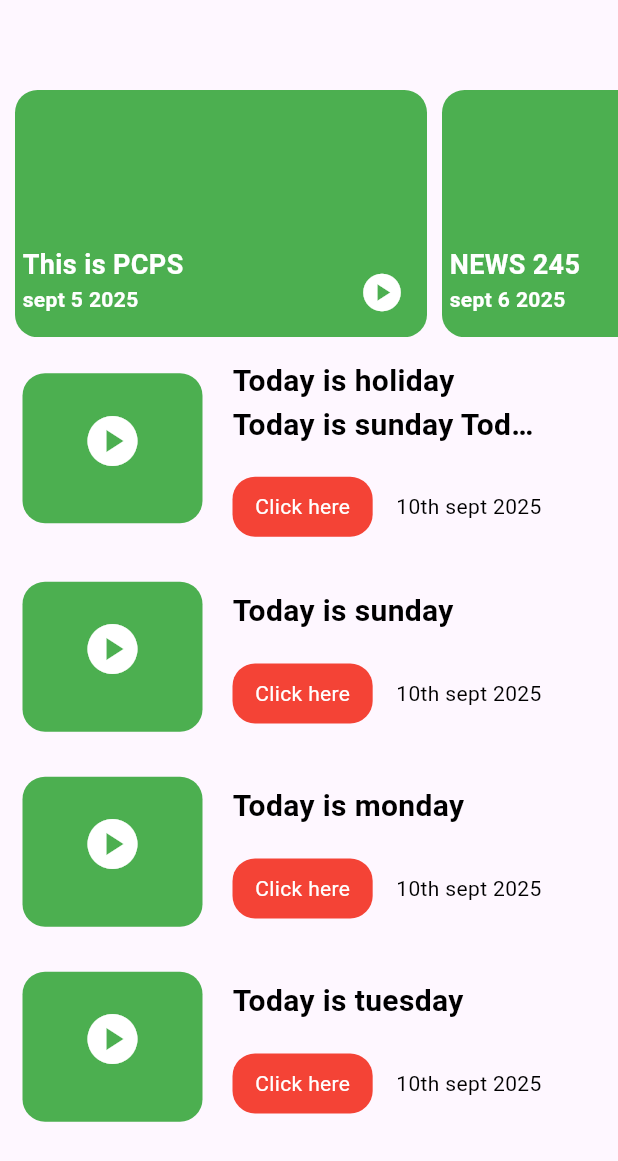
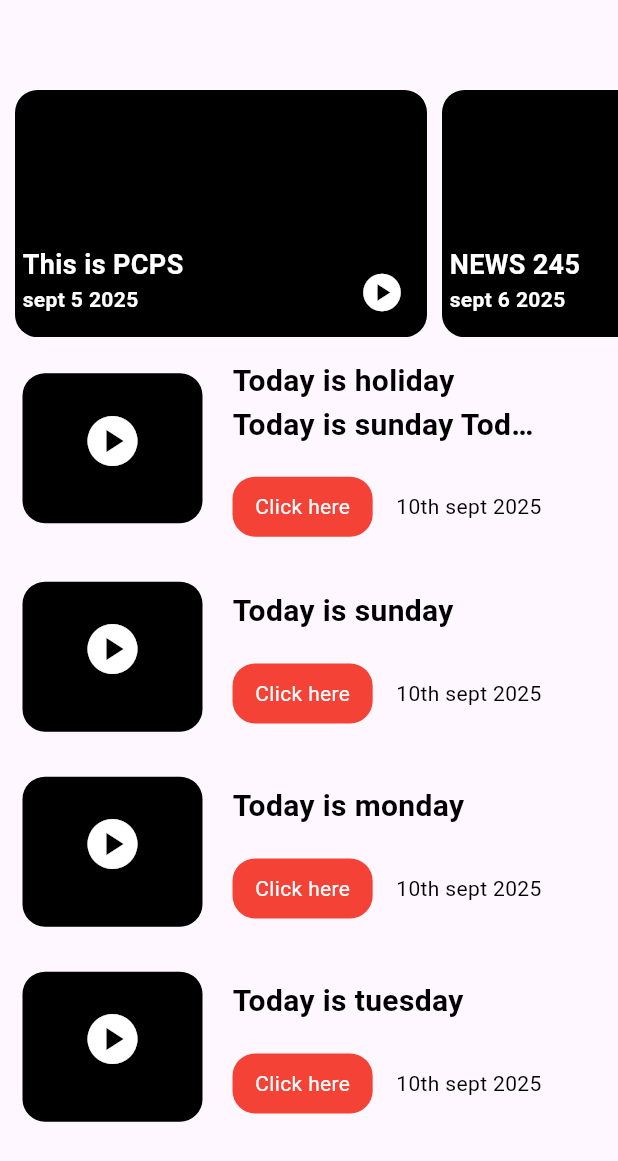
Before and after one commit to 1bishal1/flutterproject, a Flutter app: the dashboard screen opened directly, on a phone screen of 412 x 824 dp. Shown: the top 1161 px of the screen. Run offline on Flutter 3.47's test engine with Material 3 defaults, Android fonts, the phone set to English and light mode, and no system bars.

```diff
--- a/lib/dashboard.dart
+++ b/lib/dashboard.dart
@@ -1,4 +1,6 @@
 import 'package:flutter/material.dart';
+
+import 'detailPage.dart';
 
 class dashboard extends StatefulWidget {
   const dashboard({super.key});
@@ -10,14 +12,22 @@ class dashboard extends StatefulWidget {
 class _dashboardState extends State<dashboard> {
 
   horizontalcard(size,heading,date){
-    return Stack(
+    return GestureDetector(
+      onTap: (){
+            Navigator.of(context).push(
+              MaterialPageRoute<void>(
+                builder:(context)=>detailPage(),
+              ),
+            );
+      },
+      child: Stack(
         children: [
           Container(
             height: size.height/5,
             width: size.width/1.5,
             margin: EdgeInsets.only(left: 10),
             decoration: BoxDecoration(
-              color: Colors.green,
+                color: Colors.black,
                 borderRadius: BorderRadius.circular(15)
             ),
           ),
@@ -40,6 +50,7 @@ class _dashboardState extends State<dashboard> {
                 Icons.play_circle,color: Colors.white,size: 30,
               ))
         ],
+      ),
     );
   }
 
@@ -55,7 +66,7 @@ class _dashboardState extends State<dashboard> {
                 height: 100,
                 width: 120,
                 margin: EdgeInsets.only(right: 20),
-                decoration: BoxDecoration(color: Colors.green,
+                decoration: BoxDecoration(color: Colors.black,
                     borderRadius: BorderRadius.circular(15)
                 ),
               ),
--- a/lib/main.dart
+++ b/lib/main.dart
@@ -21,7 +21,7 @@ class MyApp extends StatelessWidget {
         colorScheme: ColorScheme.fromSeed(seedColor: Colors.deepPurple),
         useMaterial3: true,
       ),
-      home:  dashboard2(),
+      home:  dashboard(),
     );
   }
 }
```
Also changed, not shown: lib/detailPage.dart (added, +60 -0 lines). Lines whose indentation alone changed are shown as unchanged.
